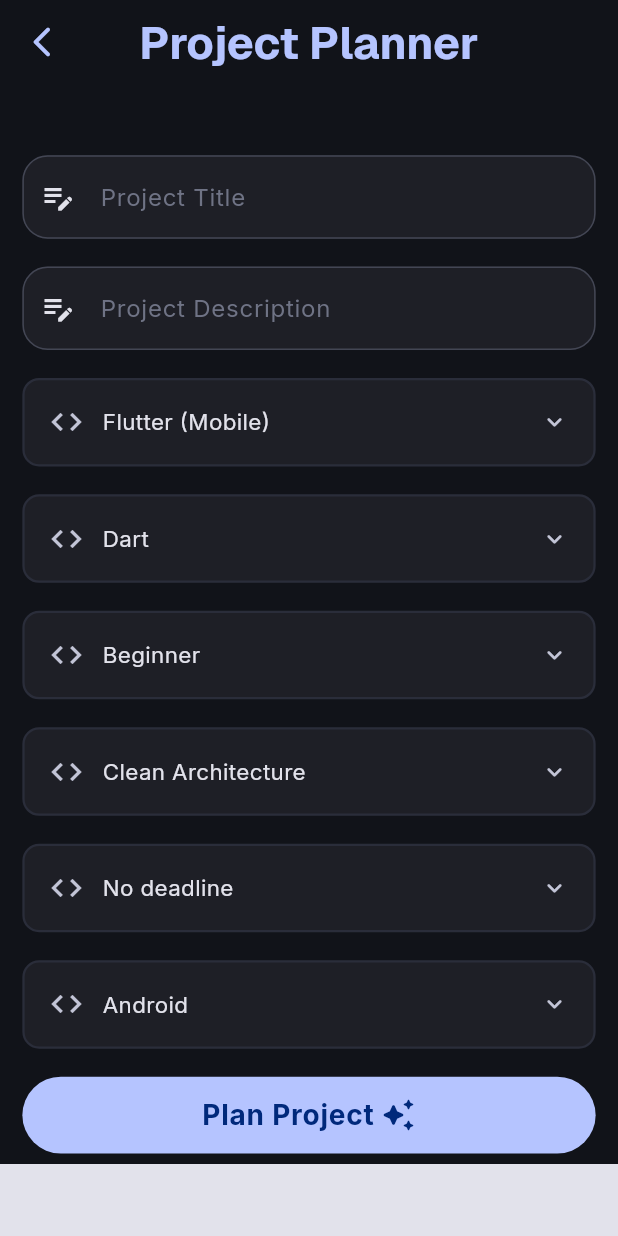
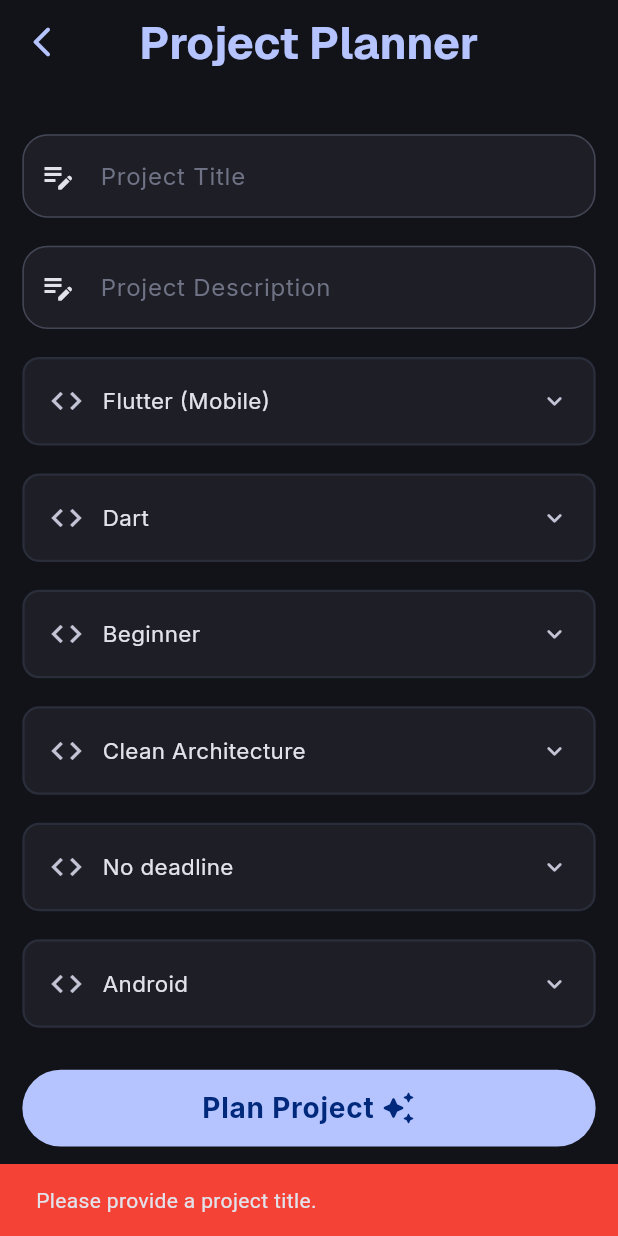
Before and after one commit to Mohammed-A-Abdullah/Dev_Mate_AI, a Flutter app: the ProjectPlannerView screen opened directly, after a tap on "Plan Project", on a phone screen of 412 x 824 dp. Run offline on Flutter 3.47's test engine with Material 3 defaults, Android fonts, the phone set to English and light mode, and no system bars; drawn by our look-alikes of animated_custom_dropdown; our stand-ins replace bloc, cloud_firestore, dio, equatable, firebase_auth, firebase_core and 12 more; missing offline and left inert: data_connection_checker_tv, flutter_highlighter, highlight, markdown, re_editor; accounts and stored records are empty; generated files the repository leaves out were written again; project files that could hold a hidden picture were left out.

Commit message:
solve bugs of project planner

```diff
--- a/lib/core/di/service_locator.dart
+++ b/lib/core/di/service_locator.dart
@@ -214,7 +214,7 @@ Future<void> setupServiceLocator() async {
 
   //project planner
   sl.registerLazySingleton<IProjectPlanRepository>(
-    () => ProjectPlanRepositoryImpl(sl()),
+    () => ProjectPlanRepositoryImpl(sl(),sl()),
   );
   sl.registerLazySingleton<GeneratePlanUseCase>(
     () => GeneratePlanUseCase(sl()),
--- a/lib/features/project_planner/domain/entities/project_plan_request.dart
+++ b/lib/features/project_planner/domain/entities/project_plan_request.dart
@@ -1,4 +1,6 @@
-class ProjectPlanRequest {
+import 'package:equatable/equatable.dart';
+
+class ProjectPlanRequest extends Equatable {
   final String title;
   final String description;
   final String platform;
@@ -8,7 +10,7 @@ class ProjectPlanRequest {
   final String deadline;
   final String deploymentTarget;
 
-  ProjectPlanRequest({
+  const ProjectPlanRequest({
     required this.title,
     required this.description,
     required this.platform,
@@ -18,4 +20,16 @@ class ProjectPlanRequest {
     required this.deadline,
     required this.deploymentTarget,
   });
+
+  @override
+  List<Object?> get props => [
+    title,
+    description,
+    platform,
+    programmingLanguage,
+    experienceLevel,
+    architecture,
+    deadline,
+    deploymentTarget,
+  ];
 }
--- a/lib/features/project_planner/presentation/cubit/project_plan_cubit.dart
+++ b/lib/features/project_planner/presentation/cubit/project_plan_cubit.dart
@@ -9,47 +9,32 @@ class ProjectPlanCubit extends Cubit<ProjectPlanState> {
   ProjectPlanCubit({required this.generatePlanUseCase})
     : super(const ProjectPlanState());
 
-  // UI state mutations
-  void updateTitle(String title) {
-    emit(state.copyWith(title: title));
-  }
+  void updatePlatform(String platform) =>
+      emit(state.copyWith(platform: platform));
+  void updateProgrammingLanguage(String language) =>
+      emit(state.copyWith(programmingLanguage: language));
+  void updateExperienceLevel(String level) =>
+      emit(state.copyWith(experienceLevel: level));
+  void updateArchitecture(String architecture) =>
+      emit(state.copyWith(architecture: architecture));
+  void updateDeadline(String deadline) =>
+      emit(state.copyWith(deadline: deadline));
+  void updateDeploymentTarget(String target) =>
+      emit(state.copyWith(deploymentTarget: target));
 
-  void updateDescription(String description) {
-    emit(state.copyWith(description: description));
-  }
+  Future<void> generatePlan({
+    required String title,
+    required String description,
+  }) async {
+    final trimmedTitle = title.trim();
+    final trimmedDesc = description.trim();
 
-  void updatePlatform(String platform) {
-    emit(state.copyWith(platform: platform));
-  }
-
-  void updateProgrammingLanguage(String language) {
-    emit(state.copyWith(programmingLanguage: language));
-  }
-
-  void updateExperienceLevel(String level) {
-    emit(state.copyWith(experienceLevel: level));
-  }
-
-  void updateArchitecture(String architecture) {
-    emit(state.copyWith(architecture: architecture));
-  }
-
-  void updateDeadline(String deadline) {
-    emit(state.copyWith(deadline: deadline));
-  }
-
-  void updateDeploymentTarget(String target) {
-    emit(state.copyWith(deploymentTarget: target));
-  }
-
-  // Submit plan generation
-  Future<void> generatePlan() async {
-    if (state.title.trim().isEmpty) {
+    if (trimmedTitle.isEmpty) {
       emit(state.copyWith(errorMessage: 'Please provide a project title.'));
       return;
     }
 
-    if (state.description.trim().isEmpty) {
+    if (trimmedDesc.isEmpty) {
       emit(
         state.copyWith(errorMessage: 'Please provide a project description.'),
       );
@@ -60,8 +45,8 @@ class ProjectPlanCubit extends Cubit<ProjectPlanState> {
 
     try {
       final request = ProjectPlanRequest(
-        title: state.title,
-        description: state.description,
+        title: trimmedTitle,
+        description: trimmedDesc,
         platform: state.platform,
         programmingLanguage: state.programmingLanguage,
         experienceLevel: state.experienceLevel,
@@ -73,16 +58,9 @@ class ProjectPlanCubit extends Cubit<ProjectPlanState> {
       final result = await generatePlanUseCase(request);
       emit(state.copyWith(isLoading: false, planResult: result));
     } catch (e) {
-      emit(
-        state.copyWith(
-          isLoading: false,
-          errorMessage: 'Failed to generate plan: ${e.toString()}',
-        ),
-      );
+      emit(state.copyWith(isLoading: false, errorMessage: e.toString()));
     }
   }
 
-  void clearError() {
-    emit(state.copyWith(errorMessage: null));
-  }
+  void clearError() => emit(state.copyWith(errorMessage: null));
 }
--- a/lib/features/project_planner/presentation/cubit/project_plan_state.dart
+++ b/lib/features/project_planner/presentation/cubit/project_plan_state.dart
@@ -1,8 +1,6 @@
 import 'package:equatable/equatable.dart';
 
 class ProjectPlanState extends Equatable {
-  final String title;
-  final String description;
   final String platform;
   final String programmingLanguage;
   final String experienceLevel;
@@ -14,8 +12,6 @@ class ProjectPlanState extends Equatable {
   final String? errorMessage;
 
   const ProjectPlanState({
-    this.title = '',
-    this.description = '',
     this.platform = 'Flutter (Mobile)',
     this.programmingLanguage = 'Dart',
     this.experienceLevel = 'Beginner',
@@ -28,8 +24,6 @@ class ProjectPlanState extends Equatable {
   });
 
   ProjectPlanState copyWith({
-    String? title,
-    String? description,
     String? platform,
     String? programmingLanguage,
     String? experienceLevel,
@@ -41,8 +35,6 @@ class ProjectPlanState extends Equatable {
     String? errorMessage,
   }) {
     return ProjectPlanState(
-      title: title ?? this.title,
-      description: description ?? this.description,
       platform: platform ?? this.platform,
       programmingLanguage: programmingLanguage ?? this.programmingLanguage,
       experienceLevel: experienceLevel ?? this.experienceLevel,
@@ -50,15 +42,13 @@ class ProjectPlanState extends Equatable {
       deadline: deadline ?? this.deadline,
       deploymentTarget: deploymentTarget ?? this.deploymentTarget,
       isLoading: isLoading ?? this.isLoading,
-      planResult: planResult ?? this.planResult,
-      errorMessage: errorMessage ?? this.errorMessage,
+      planResult: planResult,
+      errorMessage: errorMessage,
     );
   }
 
   @override
   List<Object?> get props => [
-    title,
-    description,
     platform,
     programmingLanguage,
     experienceLevel,
--- a/lib/features/project_planner/presentation/pages/project_planner_screen.dart
+++ b/lib/features/project_planner/presentation/pages/project_planner_screen.dart
@@ -1,12 +1,10 @@
-import 'package:cloud_firestore/cloud_firestore.dart';
-import 'package:dev_mate_ai/core/di/service_locator.dart';
-import 'package:dev_mate_ai/features/chat_screen/data/datasource/firebase_chat_data_source.dart';
 import 'package:dev_mate_ai/generated/l10n.dart';
 import 'package:flutter/material.dart';
 import 'package:flutter_bloc/flutter_bloc.dart';
 import 'package:flutter_screenutil/flutter_screenutil.dart';
 import 'package:go_router/go_router.dart';
 
+import '../../../../core/di/service_locator.dart';
 import '../../../../core/routing/route_name.dart';
 import '../../../../core/widgets/custom_app_bar.dart';
 import '../../../../core/widgets/custom_dropdown_button_field.dart';
@@ -16,7 +14,7 @@ import '../../../../core/widgets/spacing_widgets.dart';
 import '../cubit/project_plan_cubit.dart';
 import '../cubit/project_plan_state.dart';
 import '../widgets/custom_project_planner_text_field.dart';
-import 'project_planner_constant.dart';
+import '../constants/project_planner_constant.dart';
 
 class ProjectPlannerScreen extends StatelessWidget {
   const ProjectPlannerScreen({super.key});
@@ -38,28 +36,8 @@ class ProjectPlannerView extends StatefulWidget {
 }
 
 class _ProjectPlannerViewState extends State<ProjectPlannerView> {
-  late final TextEditingController _titleController;
-  late final TextEditingController _descriptionController;
-
-  @override
-  void initState() {
-    super.initState();
-    _titleController = TextEditingController();
-    _descriptionController = TextEditingController();
-
-    final state = context.read<ProjectPlanCubit>().state;
-    _titleController.text = state.title;
-    _descriptionController.text = state.description;
-
-    _titleController.addListener(() {
-      context.read<ProjectPlanCubit>().updateTitle(_titleController.text);
-    });
-    _descriptionController.addListener(() {
-      context.read<ProjectPlanCubit>().updateDescription(
-        _descriptionController.text,
-      );
-    });
-  }
+  final _titleController = TextEditingController();
+  final _descriptionController = TextEditingController();
 
   @override
   void dispose() {
@@ -67,61 +45,45 @@ class _ProjectPlannerViewState extends State<ProjectPlannerView> {
     _descriptionController.dispose();
     super.dispose();
   }
+
   @override
   Widget build(BuildContext context) {
-    final local =S.of(context);
+    final local = S.of(context);
+
     return BlocConsumer<ProjectPlanCubit, ProjectPlanState>(
+      listenWhen: (previous, current) =>
+          previous.errorMessage != current.errorMessage ||
+          previous.planResult != current.planResult,
       listener: (context, state) {
         if (state.errorMessage != null) {
-          ScaffoldMessenger.of(
-            context,
-          ).showSnackBar(SnackBar(content: Text(state.errorMessage!)));
+          ScaffoldMessenger.of(context).showSnackBar(
+            SnackBar(
+              content: Text(state.errorMessage!),
+              backgroundColor: Colors.red,
+            ),
+          );
           context.read<ProjectPlanCubit>().clearError();
         }
+
         if (state.planResult != null && !state.isLoading) {
-          final navigator = GoRouter.of(context);
-          Future.microtask(() async {
-            final prompt = [
-              'Project Title: ${state.title}',
-              'Description: ${state.description}',
-              'Platform: ${state.platform}',
-              'Language: ${state.programmingLanguage}',
-              'Experience: ${state.experienceLevel}',
-              'Architecture: ${state.architecture}',
-              'Deadline: ${state.deadline}',
-              'Deployment: ${state.deploymentTarget}',
-            ].join('\n');
-
-            try {
-              await FirebaseChatDataSource(
-                firestore: FirebaseFirestore.instance,
-              ).saveQuickToolConversation(
-                title: 'Project Planner',
-                type: 'Project Planner',
-                prompt: prompt,
-                response: state.planResult!,
-              );
-            } catch (_) {}
-
-            if (!mounted) return;
-            navigator.pushNamed(
-              RouteName.ansewerEplainCode,
-              extra: state.planResult,
-            );
-          });
+          context.pushNamed(
+            RouteName.ansewerEplainCode,
+            extra: state.planResult,
+          );
         }
       },
       builder: (context, state) {
-        return Scaffold(
-          backgroundColor: Theme.of(context).scaffoldBackgroundColor,
-          appBar:  CustomAppBar(title: local.projectPlanner),
-          body: SingleChildScrollView(
-            child: Padding(
+        return GestureDetector(
+          onTap: () => FocusScope.of(context).unfocus(),
+          child: Scaffold(
+            backgroundColor: Theme.of(context).scaffoldBackgroundColor,
+            appBar: CustomAppBar(title: local.projectPlanner),
+            body: SingleChildScrollView(
               padding: EdgeInsets.all(16.sp),
               child: Column(
                 crossAxisAlignment: CrossAxisAlignment.start,
                 children: [
-                  const HeightSpace(height: 35),
+                  const HeightSpace(height: 20),
                   CustomProjectPlannerTextField(
                     controller: _titleController,
                     title: local.projectTitle,
@@ -213,14 +175,18 @@ class _ProjectPlannerViewState extends State<ProjectPlannerView> {
                       }
                     },
                   ),
-                  const HeightSpace(height: 20),
+                  const HeightSpace(height: 30),
                   CustomFeatureButton(
                     text: local.planProject,
                     isLoading: state.isLoading,
                     onTap: state.isLoading
                         ? null
                         : () {
-                            context.read<ProjectPlanCubit>().generatePlan();
+                            context.read<ProjectPlanCubit>().generatePlan(
+                              title: _titleController.text,
+                              description: _descriptionController.text,
+                            );
+                            FocusScope.of(context).unfocus();
                           },
                   ),
                 ],
```
Also changed, not shown: lib/features/project_planner/data/repositories/project_plan_repository_impl.dart (+44 -2 lines), lib/features/project_planner/domain/exception/project_planner_exception.dart (added, +7 -0 lines), lib/features/project_planner/presentation/constants/project_planner_constant.dart (renamed from lib/features/project_planner/presentation/pages/project_planner_constant.dart).
